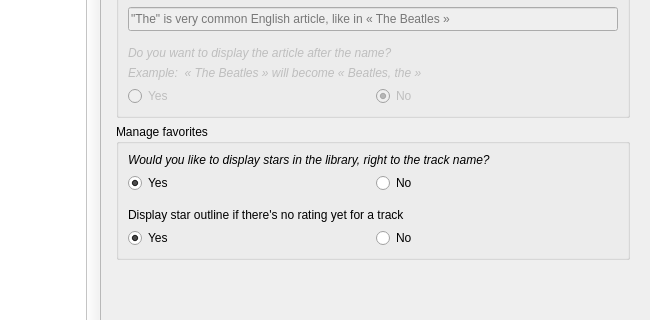
MBach/Miam-Player, file code/MiamPlayer/customizetheme.ui: the form before one commit; both pictures show x 90 to 740 and y 254 to 574 of the 740 by 660 pixel window.
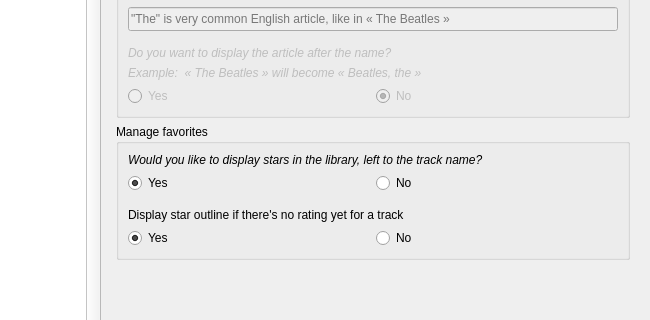
The form after the commit. The open tabs and pages were chosen to show the change. Icons and pictures are not drawn. Custom widgets are drawn as their Qt base class.

```diff
--- a/code/MiamPlayer/customizetheme.ui
+++ b/code/MiamPlayer/customizetheme.ui
@@ -1721,7 +1721,7 @@
              </font>
             </property>
             <property name="text">
-             <string>Would you like to display stars in the library, right to the track name?</string>
+             <string>Would you like to display stars in the library, left to the track name?</string>
             </property>
            </widget>
           </item>
```
Left out of the diff: 4 changed lines with no effect on the pictures.
